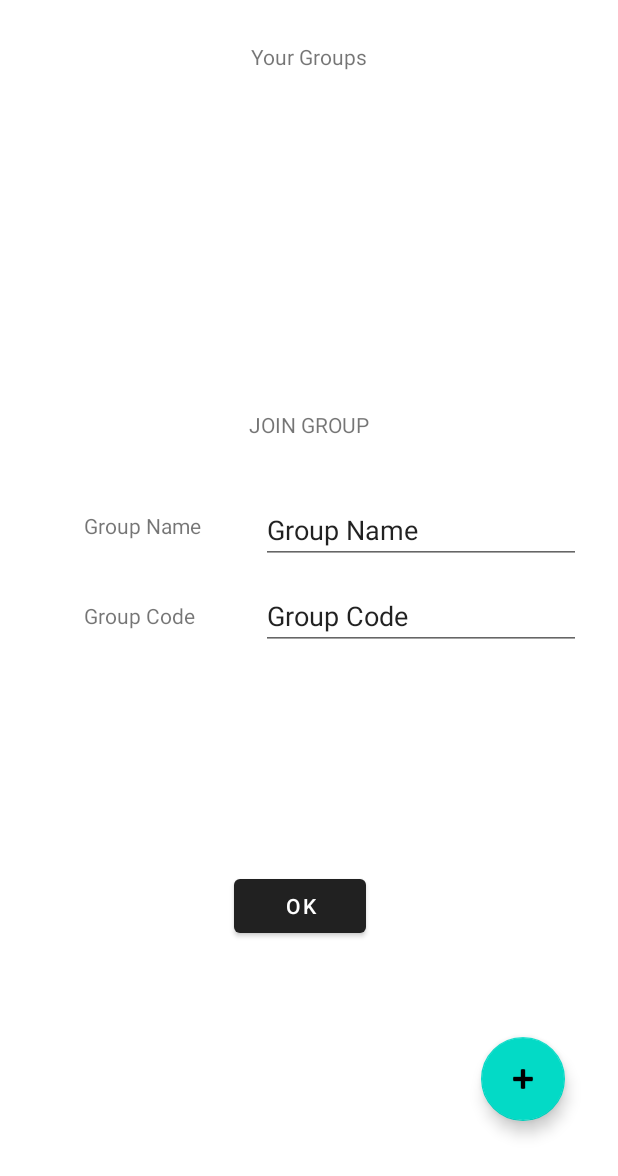
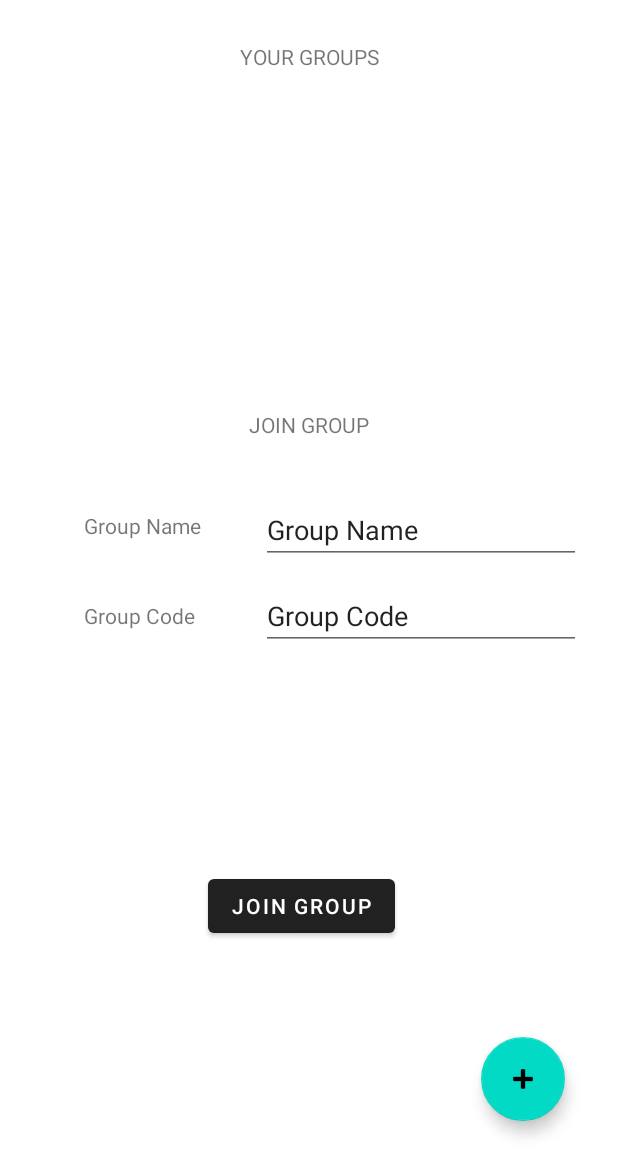
Before and after one commit to AkashSasikumar/AndroidApp-GetIt, an Android app: the layout your_groups.xml on its own in the app's theme, with its tools: preview values and no code run, on a phone screen of 412 x 824 dp. Shown: the top 1176 px of the screen. Run offline under Robolectric (Android 15) with nearby library versions, the phone set to English and light mode, and no system bars; Roboto replaces fonts that are not available here.

Commit message:
Create the your_groups activity and added a recycler view for the your_groups layout

```diff
--- a/app/src/main/res/layout/your_groups.xml
+++ b/app/src/main/res/layout/your_groups.xml
@@ -12,7 +12,7 @@
         android:layout_width="wrap_content"
         android:layout_height="wrap_content"
         android:layout_marginTop="28dp"
-        android:text="Your Groups"
+        android:text="@string/your_groups_title"
         app:layout_constraintEnd_toEndOf="parent"
         app:layout_constraintStart_toStartOf="parent"
         app:layout_constraintTop_toTopOf="parent" />
@@ -32,67 +32,67 @@
         android:layout_width="wrap_content"
         android:layout_height="wrap_content"
         android:layout_marginTop="28dp"
-        android:text="@string/join_group"
+        android:text="@string/join_group_title"
         app:layout_constraintEnd_toEndOf="parent"
         app:layout_constraintStart_toStartOf="parent"
         app:layout_constraintTop_toBottomOf="@+id/recyclerView" />
 
     <TextView
-        android:id="@+id/group_name_text"
+        android:id="@+id/group_name_label"
         android:layout_width="wrap_content"
         android:layout_height="wrap_content"
         android:layout_marginStart="56dp"
         android:text="@string/group_name"
-        app:layout_constraintBottom_toTopOf="@+id/OK"
+        app:layout_constraintBottom_toTopOf="@+id/join_group_btn"
         app:layout_constraintStart_toStartOf="parent"
         app:layout_constraintTop_toBottomOf="@+id/join_group_message"
         app:layout_constraintVertical_bias="0.18" />
 
     <EditText
-        android:id="@+id/enter_group_name"
+        android:id="@+id/group_name_field"
         android:layout_width="wrap_content"
         android:layout_height="wrap_content"
         android:ems="10"
         android:inputType="text"
         android:text="@string/group_name"
-        app:layout_constraintBottom_toTopOf="@id/OK"
+        app:layout_constraintBottom_toTopOf="@id/join_group_btn"
         app:layout_constraintEnd_toEndOf="parent"
         app:layout_constraintHorizontal_bias="0.616"
-        app:layout_constraintStart_toEndOf="@id/group_name_text"
+        app:layout_constraintStart_toEndOf="@id/group_name_label"
         app:layout_constraintTop_toBottomOf="@id/join_group_message"
         app:layout_constraintVertical_bias="0.156" />
 
     <TextView
-        android:id="@+id/group_code_text"
+        android:id="@+id/group_code_label"
         android:layout_width="wrap_content"
         android:layout_height="wrap_content"
         android:layout_marginStart="56dp"
         android:text="@string/group_code"
-        app:layout_constraintBottom_toTopOf="@+id/OK"
+        app:layout_constraintBottom_toTopOf="@+id/join_group_btn"
         app:layout_constraintStart_toStartOf="parent"
         app:layout_constraintTop_toBottomOf="@+id/join_group_message"
         app:layout_constraintVertical_bias="0.403" />
 
     <EditText
-        android:id="@+id/enter_group_code"
+        android:id="@+id/group_code_field"
         android:layout_width="wrap_content"
         android:layout_height="wrap_content"
         android:ems="10"
         android:inputType="text"
         android:text="@string/group_code"
-        app:layout_constraintBottom_toTopOf="@id/OK"
+        app:layout_constraintBottom_toTopOf="@id/join_group_btn"
         app:layout_constraintEnd_toEndOf="parent"
         app:layout_constraintHorizontal_bias="0.623"
-        app:layout_constraintStart_toEndOf="@id/group_name_text"
+        app:layout_constraintStart_toEndOf="@id/group_name_label"
         app:layout_constraintTop_toBottomOf="@id/join_group_message"
         app:layout_constraintVertical_bias="0.394" />
 
     <Button
-        android:id="@+id/OK"
+        android:id="@+id/join_group_btn"
         android:layout_width="wrap_content"
         android:layout_height="wrap_content"
         android:layout_marginBottom="196dp"
-        android:text="OK"
+        android:text="@string/join_group_btn"
         app:layout_constraintBottom_toBottomOf="parent"
         app:layout_constraintEnd_toEndOf="parent"
         app:layout_constraintHorizontal_bias="0.482"
--- a/app/src/main/res/values/strings.xml
+++ b/app/src/main/res/values/strings.xml
@@ -1,8 +1,9 @@
 <resources>
     <string name="app_name">GetIt!</string>
-    <string name="your_groups">YOUR GROUPS</string>
-    <string name="join_group">JOIN GROUP</string>
+    <string name="your_groups_title">YOUR GROUPS</string>
+    <string name="join_group_title">JOIN GROUP</string>
     <string name="group_name">Group Name</string>
     <string name="group_code">Group Code</string>
+    <string name="join_group_btn">JOIN GROUP</string>
 
 </resources>
```
Also changed, not shown: app/src/main/java/edu/neu/madcourse/getit/GroupView.java (added, +19 -0 lines), app/src/main/java/edu/neu/madcourse/getit/GroupsRVAdapter.java (added, +68 -0 lines), app/src/main/java/edu/neu/madcourse/getit/YourGroupsActivity.java (+41 -1 lines), app/src/main/res/layout/groups_card.xml (added, +44 -0 lines).
